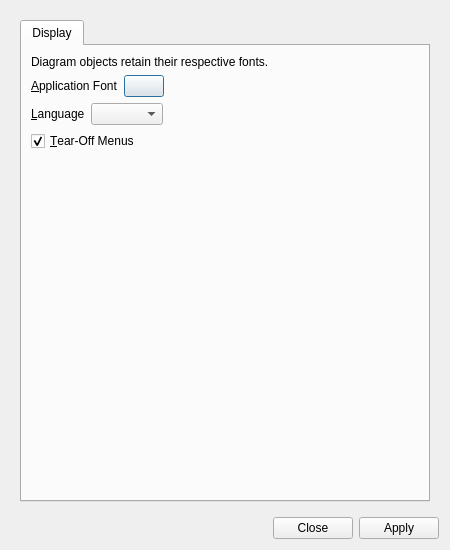
Qt form UI/glitch-preferences.ui (textbrowser/glitch) before a commit.
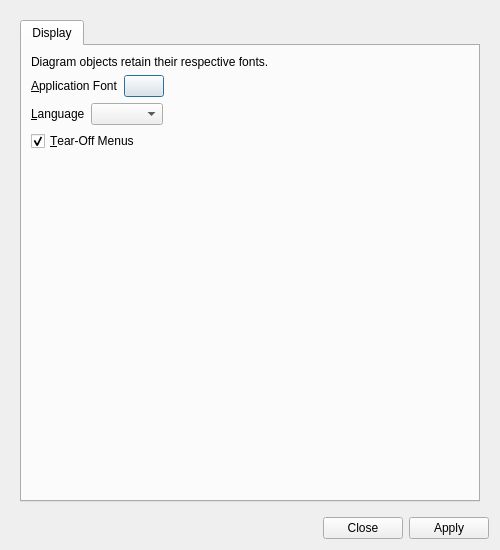
The same form after that commit. Icons and pictures are not drawn.

Diff of the .ui file:
```diff
--- a/UI/glitch-preferences.ui
+++ b/UI/glitch-preferences.ui
@@ -6,7 +6,7 @@
    <rect>
     <x>0</x>
     <y>0</y>
-    <width>450</width>
+    <width>500</width>
     <height>550</height>
    </rect>
   </property>
@@ -31,7 +31,7 @@
        <rect>
         <x>0</x>
         <y>0</y>
-        <width>438</width>
+        <width>488</width>
         <height>494</height>
        </rect>
       </property>
```
